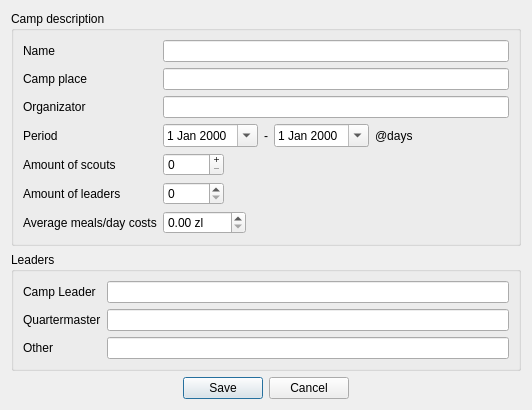
Old version of the form src/ui/CampSettingsDialog.ui in the repository wnt-zhp/zarlock-cpp.
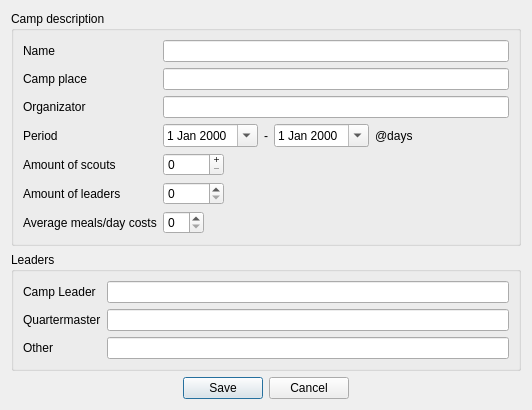
New version of the form. Custom widgets are drawn as their Qt base class.

Patch:
```diff
--- a/src/ui/CampSettingsDialog.ui
+++ b/src/ui/CampSettingsDialog.ui
@@ -146,14 +146,7 @@
        </widget>
       </item>
       <item row="6" column="1">
-       <widget class="QDoubleSpinBox" name="spin_avgcosts">
-        <property name="suffix">
-         <string> zl</string>
-        </property>
-        <property name="maximum">
-         <double>9999.000000000000000</double>
-        </property>
-       </widget>
+       <widget class="QtySpinInput" name="spin_avgcosts"/>
       </item>
      </layout>
     </widget>
@@ -224,6 +217,13 @@
    </item>
   </layout>
  </widget>
+ <customwidgets>
+  <customwidget>
+   <class>QtySpinInput</class>
+   <extends>QSpinBox</extends>
+   <header>QtySpinInput.h</header>
+  </customwidget>
+ </customwidgets>
  <tabstops>
   <tabstop>edit_name</tabstop>
   <tabstop>edit_place</tabstop>
```
